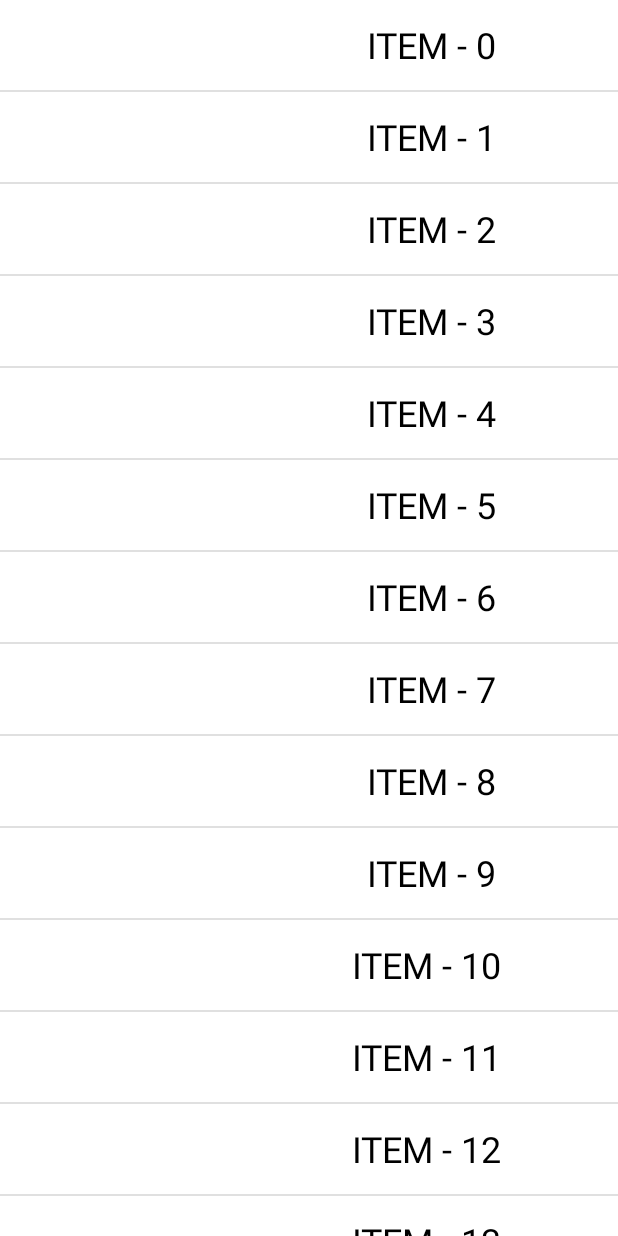
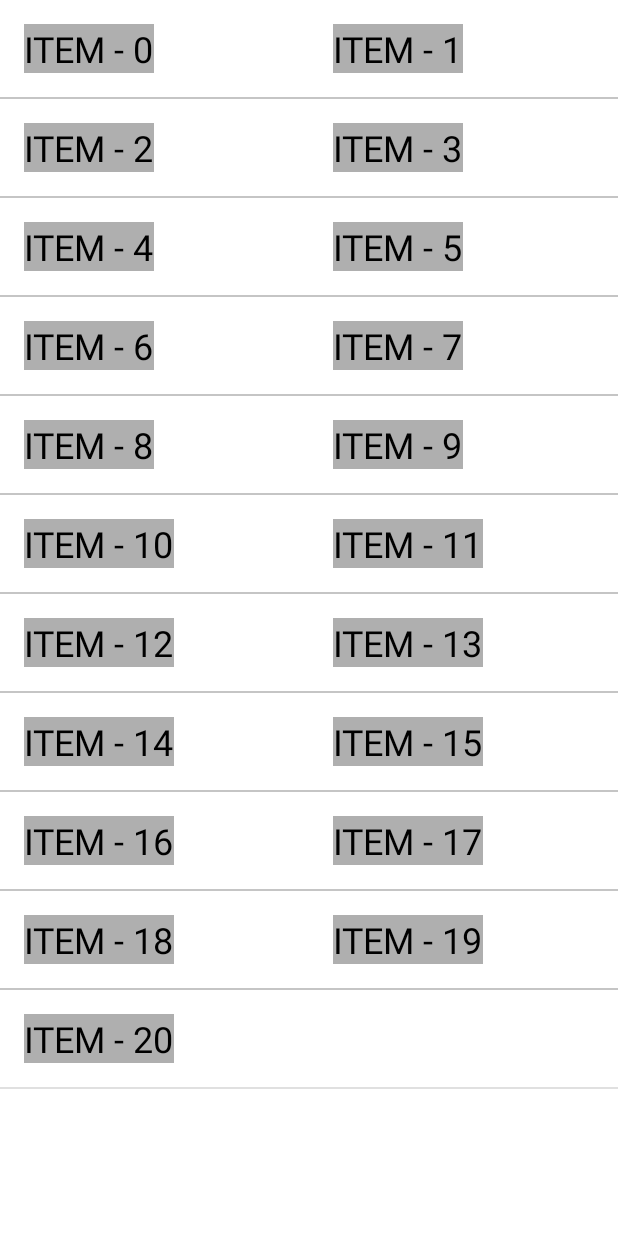
Before and after one commit to imshahastam/courses-pa-android-studio, an Android app: the screen it shows after launch (MainActivity), on a phone screen of 412 x 824 dp. Run offline under Robolectric (Android 15) with nearby library versions, the phone set to English and light mode, and no system bars.

Commit message:
add hw32

```diff
--- a/app/src/main/java/com/example/progaiymhomeworks/FragmentRecycler.kt
+++ b/app/src/main/java/com/example/progaiymhomeworks/FragmentRecycler.kt
@@ -6,6 +6,7 @@ import android.view.View
 import android.widget.Toast
 import androidx.fragment.app.Fragment
 import androidx.recyclerview.widget.DividerItemDecoration
+import androidx.recyclerview.widget.GridLayoutManager
 import androidx.recyclerview.widget.LinearLayoutManager
 import androidx.recyclerview.widget.RecyclerView
 
@@ -22,7 +23,7 @@ class FragmentRecycler : Fragment (R.layout.fragment_recycler) {
         super.onViewCreated(view, savedInstanceState)
 
         val recycler = view.findViewById<RecyclerView>(R.id.frg_recycler)
-        val layoutManager = LinearLayoutManager(requireContext())
+        val layoutManager = GridLayoutManager(requireContext(), 2)
         val adapter = SimpleAdapter {
             Toast.makeText(requireContext(), "ITEM - $it", Toast.LENGTH_SHORT).show()
             listener.openItemInfo("ITEM  - $it")
--- a/app/src/main/java/com/example/progaiymhomeworks/SimpleAdapter.kt
+++ b/app/src/main/java/com/example/progaiymhomeworks/SimpleAdapter.kt
@@ -38,18 +38,7 @@ class SimpleAdapter (
     ) : RecyclerView.ViewHolder(itemView) {
 
         fun bind(item: String) {
-            val img = itemView.findViewById<AppCompatImageView>(R.id.itemImg)
             val txt = itemView.findViewById<AppCompatTextView>(R.id.itemTxt)
-
-            if (adapterPosition % 2 == 0) {
-                Glide.with(itemView.context)
-                    .load("https://cdn0.iconfinder.com/data/icons/seo-web-4-1/128/Vigor_User-Avatar-Profile-Photo-02-512.png")
-                    .into(img)
-            } else {
-                Glide.with(itemView.context)
-                    .load("https://cdn0.iconfinder.com/data/icons/seo-web-4-1/128/Vigor_User-Avatar-Profile-Photo-01-512.png")
-                    .into(img)
-            }
 
             txt.text = item
             itemView.setOnClickListener {
--- a/app/src/main/res/layout/item_recycler.xml
+++ b/app/src/main/res/layout/item_recycler.xml
@@ -1,27 +1,21 @@
 <?xml version="1.0" encoding="utf-8"?>
-<LinearLayout
-    xmlns:android="http://schemas.android.com/apk/res/android"
+<GridLayout xmlns:android="http://schemas.android.com/apk/res/android"
     android:layout_width="match_parent"
-    android:layout_height="60dp"
-    android:weightSum="2"
+    android:layout_height="wrap_content"
+    android:padding="16dp"
     xmlns:app="http://schemas.android.com/apk/res-auto">
 
-    <androidx.appcompat.widget.AppCompatImageView
-        android:id="@+id/itemImg"
-        android:layout_gravity="center"
-        android:layout_width="wrap_content"
-        android:layout_height="wrap_content"
-        android:layout_weight="1"/>
+        <androidx.appcompat.widget.AppCompatTextView
+            android:id="@+id/itemTxt"
+            android:layout_width="wrap_content"
+            android:layout_height="wrap_content"
+            android:textColor="@color/black"
+            android:textSize="24sp"
+            android:text="ITEM"
+            android:background="@color/gray"
+            app:layout_constraintTop_toTopOf="parent"
+            app:layout_constraintBottom_toBottomOf="parent"
+            app:layout_constraintStart_toStartOf="parent"
+            app:layout_constraintEnd_toEndOf="parent"/>
 
-    <androidx.appcompat.widget.AppCompatTextView
-        android:id="@+id/itemTxt"
-        android:layout_width="wrap_content"
-        android:layout_height="wrap_content"
-        android:text="ITEM"
-        android:textSize="24sp"
-        android:textColor="@color/black"
-        android:layout_weight="1"
-        android:gravity="center"
-        android:layout_gravity="center"/>
-
-</LinearLayout>
+</GridLayout>
```
